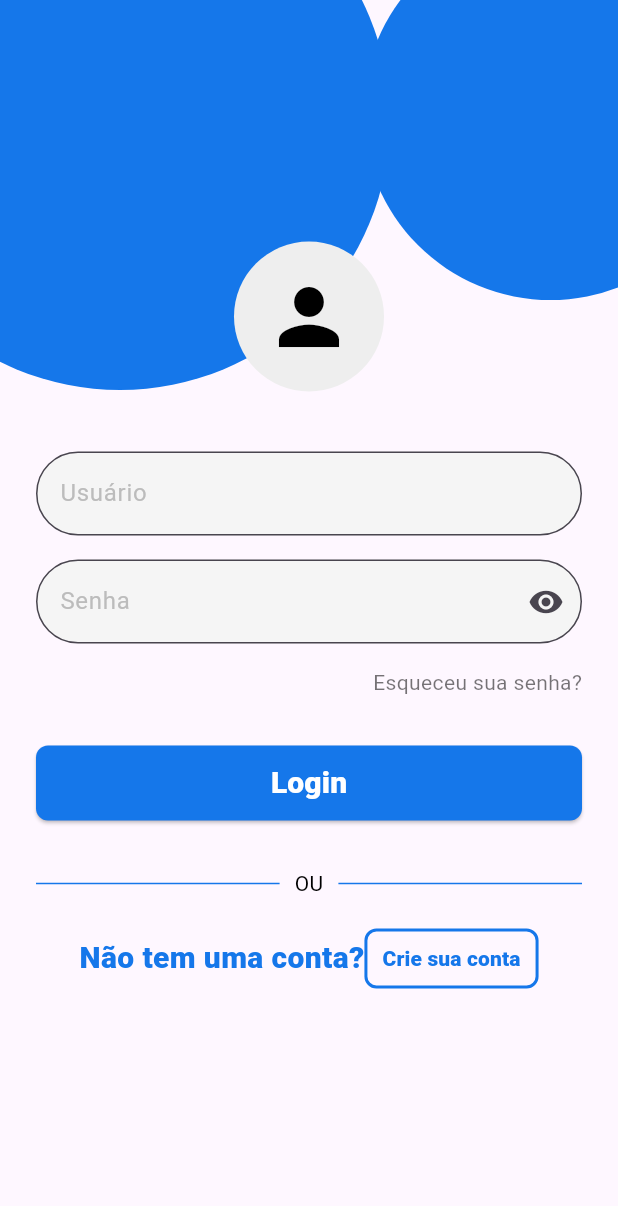
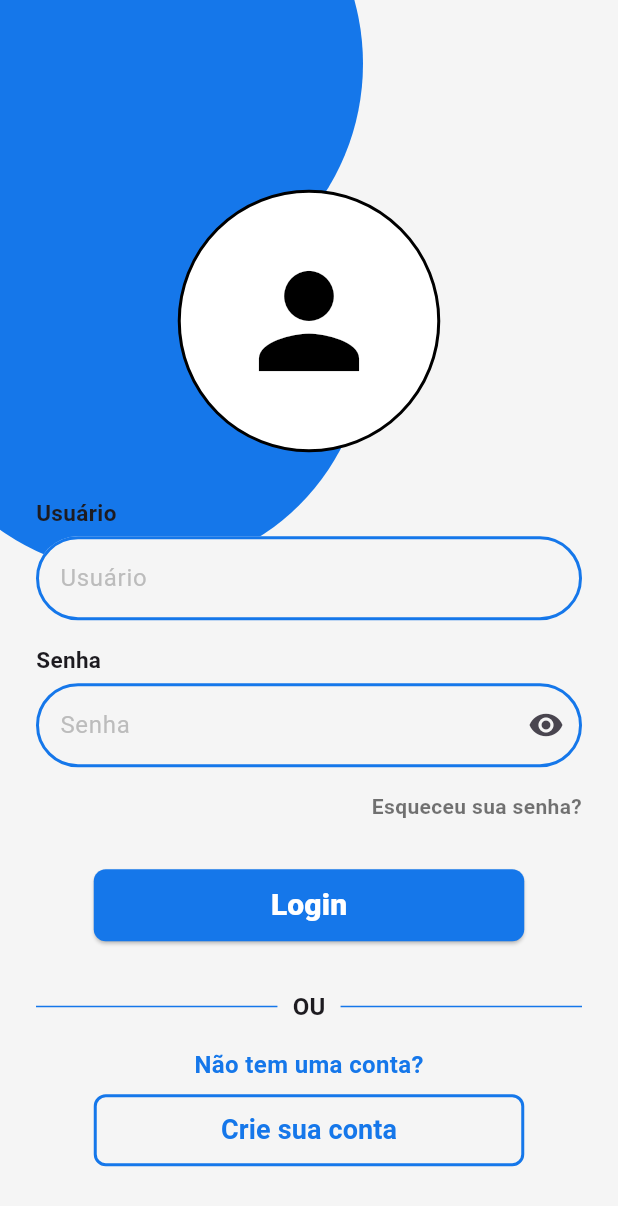
Before and after one commit to GabrielBandoch/APP-PAC2024, a Flutter app: the screen it shows after launch, on a phone screen of 412 x 824 dp. Shown: the top 1206 px of the screen. Run offline on Flutter 3.47's test engine with Material 3 defaults, Android fonts, the phone set to English and light mode, and no system bars; Roboto replaces fonts that are missing (OpenSans).

Commit message:
Atualizações no Login e Criação do register

```diff
--- a/lib/main.dart
+++ b/lib/main.dart
@@ -1,13 +1,14 @@
 import 'package:flutter/material.dart';
 import 'package:pac20242/presetation/pages/splash_screen.dart';
 import 'package:pac20242/presetation/pages/login_screen.dart';
-
+import 'package:pac20242/presetation/pages/register_screen.dart';
 void main() {
   runApp(MaterialApp(
     home: SplashScreen(),
     debugShowCheckedModeBanner: false,
     routes: {
       '/login': (context) => LoginScreen(),
+      '/register': (context) => RegisterScreen(),
     },
   ));
 }
--- a/lib/presetation/pages/login_screen.dart
+++ b/lib/presetation/pages/login_screen.dart
@@ -1,33 +1,47 @@
 import 'package:flutter/material.dart';
+import 'package:pac20242/presetation/pages/register_screen.dart';
 
 class LoginScreen extends StatelessWidget {
   @override
   Widget build(BuildContext context) {
     return Scaffold(
+      backgroundColor: Color(0xFFF5F5F5),
       body: Stack(
         children: [
           Positioned(
-            top: -100,
-            left: -100,
-            child: CircleAvatar(
-              radius: 180,
-              backgroundColor: Color(0xFF1577EA),
+            top: -54,
+            left: -38,
+            child: Container(
+              width: 258,
+              height: 220,
+              decoration: BoxDecoration(
+                color: Color(0xFF1577EA),
+                shape: BoxShape.circle,
+              ),
             ),
           ),
           Positioned(
-            top: -50,
-            right: -80,
-            child: CircleAvatar(
-              radius: 125,
-              backgroundColor: Color(0xFF1577EA),
+            top: -117,
+            right: 153,
+            child: Container(
+              width: 353,
+              height: 319,
+              decoration: BoxDecoration(
+                color: Color(0xFF1577EA),
+                shape: BoxShape.circle,
+              ),
             ),
           ),
           Positioned(
-            top: 50,
-            left: 150,
-            child: CircleAvatar(
-              radius:45,
-              backgroundColor: Color(0xFF1577EA),
+            top: 72,
+            left: -76,
+            child: Container(
+              width: 332,
+              height: 310,
+              decoration: BoxDecoration(
+                color: Color(0xFF1577EA),
+                shape: BoxShape.circle,
+              ),
             ),
           ),
           Center(
@@ -36,16 +50,37 @@ class LoginScreen extends StatelessWidget {
               child: Column(
                 mainAxisAlignment: MainAxisAlignment.center,
                 children: [
-                  CircleAvatar(
-                    radius: 50,
-                    backgroundColor: Colors.grey[200],
+                  SizedBox(height: 80),
+                  Container(
+                    width: 177,
+                    height: 175,
+                    decoration: BoxDecoration(
+                      color: Colors.white,
+                      shape: BoxShape.circle,
+                      border: Border.all(
+                        color: Colors.black,
+                        width: 2,
+                      ),
+                    ),
                     child: Icon(
                       Icons.person,
-                      size: 60,
+                      size: 100,
                       color: Colors.black,
                     ),
                   ),
-                  SizedBox(height: 40),
+                  SizedBox(height: 30),
+                  Align(
+                    alignment: Alignment.centerLeft,
+                    child: Text(
+                      'Usuário',
+                      style: TextStyle(
+                        fontSize: 15,
+                        fontWeight: FontWeight.bold,
+                        fontFamily: 'OpenSans',
+                      ),
+                    ),
+                  ),
+                  SizedBox(height: 5),
                   TextField(
                     decoration: InputDecoration(
                       filled: true,
@@ -59,8 +94,8 @@ class LoginScreen extends StatelessWidget {
                           width: 2,
                         ),
                       ),
-                      focusedBorder: OutlineInputBorder(
-                        borderRadius: BorderRadius.circular(10),
+                      enabledBorder: OutlineInputBorder(
+                        borderRadius: BorderRadius.circular(50),
                         borderSide: BorderSide(
                           color: Color(0xFF1577EA),
                           width: 2,
@@ -69,6 +104,18 @@ class LoginScreen extends StatelessWidget {
                     ),
                   ),
                   SizedBox(height: 16),
+                  Align(
+                    alignment: Alignment.centerLeft,
+                    child: Text(
+                      'Senha',
+                      style: TextStyle(
+                        fontSize: 15,
+                        fontWeight: FontWeight.bold,
+                        fontFamily: 'OpenSans',
+                      ),
+                    ),
+                  ),
+                  SizedBox(height: 5),
                   TextField(
                     obscureText: true,
                     decoration: InputDecoration(
@@ -84,8 +131,8 @@ class LoginScreen extends StatelessWidget {
                           width: 2,
                         ),
                       ),
-                      focusedBorder: OutlineInputBorder(
-                        borderRadius: BorderRadius.circular(10),
+                      enabledBorder: OutlineInputBorder(
+                        borderRadius: BorderRadius.circular(50),
                         borderSide: BorderSide(
                           color: Color(0xFF1577EA),
                           width: 2,
@@ -100,13 +147,15 @@ class LoginScreen extends StatelessWidget {
                       'Esqueceu sua senha?',
                       style: TextStyle(
                         color: Colors.black54,
+                        fontSize: 14,
+                        fontWeight: FontWeight.bold,
                       ),
                     ),
                   ),
                   SizedBox(height: 32),
                   SizedBox(
-                    width: double.infinity,
-                    height: 50,
+                    width: 287,
+                    height: 48,
                     child: ElevatedButton(
                       onPressed: () {},
                       style: ElevatedButton.styleFrom(
@@ -120,7 +169,7 @@ class LoginScreen extends StatelessWidget {
                         style: TextStyle(
                           fontSize: 20,
                           fontFamily: 'OpenSans',
-                          fontWeight: FontWeight.w800, // Extra Bold
+                          fontWeight: FontWeight.w800,
                           color: Colors.white,
                         ),
                       ),
@@ -138,7 +187,10 @@ class LoginScreen extends StatelessWidget {
                         padding: const EdgeInsets.symmetric(horizontal: 10.0),
                         child: Text(
                           'OU',
-                          style: TextStyle(color: Colors.black),
+                          style: TextStyle(
+                            fontSize: 16,
+                            fontWeight: FontWeight.bold,
+                          ),
                         ),
                       ),
                       Expanded(
@@ -156,13 +208,26 @@ class LoginScreen extends StatelessWidget {
                         'Não tem uma conta?',
                         style: TextStyle(
                           color: Color(0xFF1577EA),
-                          fontSize: 20,
-                          fontWeight: FontWeight.w800, // Extra Bold
+                          fontSize: 16,
+                          fontWeight: FontWeight.bold,
                         ),
                       ),
-                      TextButton(
-                        onPressed: () {},
+                    ],
+                  ),
+                  SizedBox(height: 8),
+                  SizedBox(
+                    width: 287,
+                    height: 48,
+                    child: TextButton(
+                      onPressed: () {
+                        Navigator.push(
+                          context,
+                          MaterialPageRoute(
+                              builder: (context) => RegisterScreen()),
+                        );
+                      },
                       style: TextButton.styleFrom(
+                        backgroundColor: Color(0xFFF5F5F5),
                         shape: RoundedRectangleBorder(
                           side: BorderSide(
                             color: Color(0xFF1577EA),
@@ -175,11 +240,11 @@ class LoginScreen extends StatelessWidget {
                         'Crie sua conta',
                         style: TextStyle(
                           color: Color(0xFF1577EA),
-                            fontWeight: FontWeight.w800, // Extra Bold
+                          fontWeight: FontWeight.bold,
+                          fontSize: 18,
                         ),
                       ),
                     ),
-                    ],
                   ),
                 ],
               ),
```
Also changed, not shown: lib/presetation/pages/register_screen.dart (added, +134 -0 lines). Lines whose indentation alone changed are shown as unchanged.
